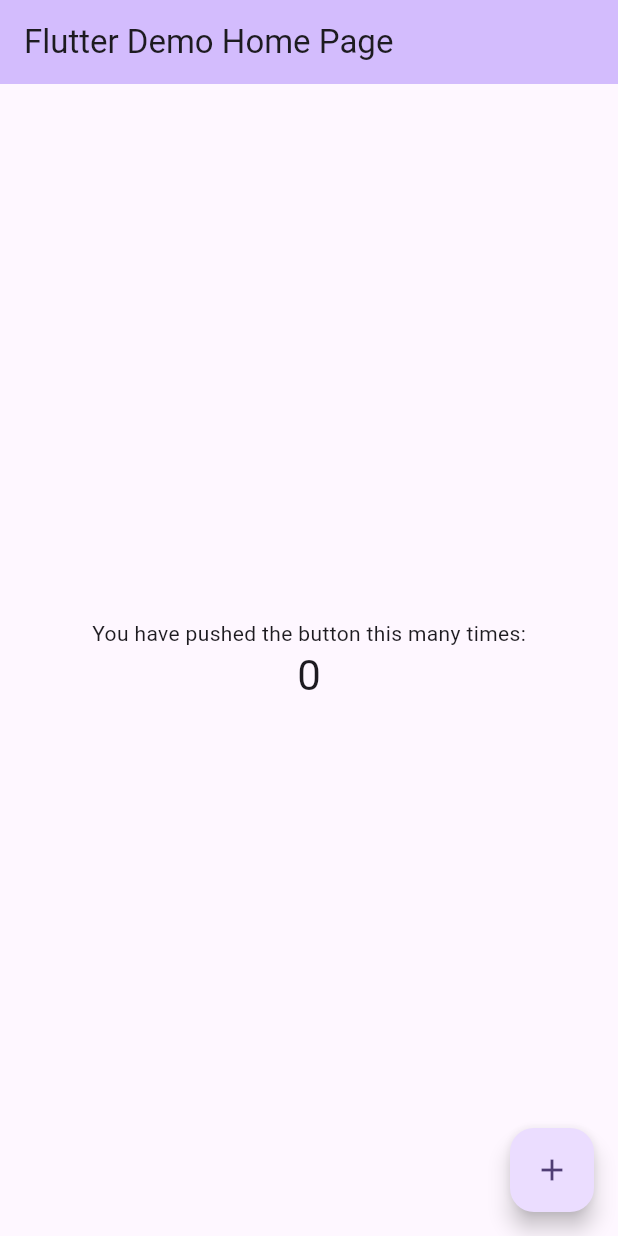
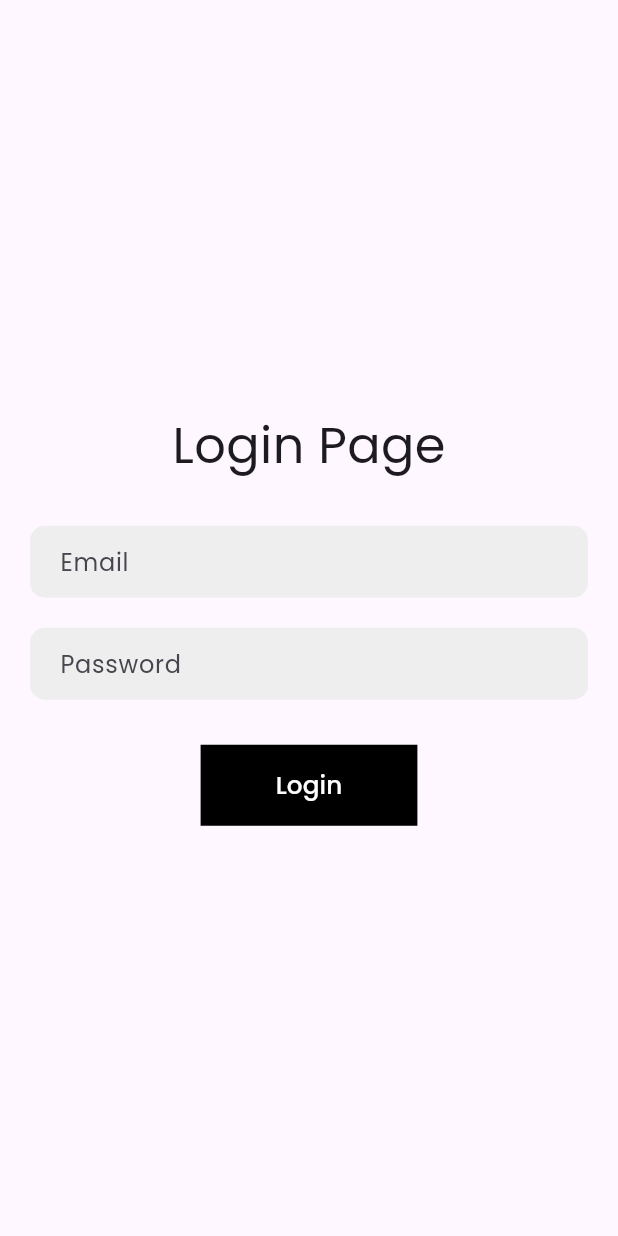
Before and after one commit to SitiMarfungahDwiLestari/SaranaHidayah, a Flutter app: the screen it shows after launch, on a phone screen of 412 x 824 dp. Run offline on Flutter 3.47's test engine with Material 3 defaults, Android fonts, the phone set to English and light mode, and no system bars; our stand-ins replace google_fonts.

Commit message:
membuat halaman login

```diff
--- a/lib/main.dart
+++ b/lib/main.dart
@@ -1,4 +1,5 @@
 import 'package:flutter/material.dart';
+import 'package:sarana_hidayah/screen/login_page.dart';
 
 void main() {
   runApp(const MyApp());
@@ -10,116 +11,10 @@ class MyApp extends StatelessWidget {
   // This widget is the root of your application.
   @override
   Widget build(BuildContext context) {
-    return MaterialApp(
-      title: 'Flutter Demo',
-      theme: ThemeData(
-        // This is the theme of your application.
-        //
-        // TRY THIS: Try running your application with "flutter run". You'll see
-        // the application has a purple toolbar. Then, without quitting the app,
-        // try changing the seedColor in the colorScheme below to Colors.green
-        // and then invoke "hot reload" (save your changes or press the "hot
-        // reload" button in a Flutter-supported IDE, or press "r" if you used
-        // the command line to start the app).
-        //
-        // Notice that the counter didn't reset back to zero; the application
-        // state is not lost during the reload. To reset the state, use hot
-        // restart instead.
-        //
-        // This works for code too, not just values: Most code changes can be
-        // tested with just a hot reload.
-        colorScheme: ColorScheme.fromSeed(seedColor: Colors.deepPurple),
-        useMaterial3: true,
-      ),
-      home: const MyHomePage(title: 'Flutter Demo Home Page'),
+    return const MaterialApp(
+      title: 'Sarana Hidayah',
+      debugShowCheckedModeBanner: false,
+      home: LoginPage(),
     );
   }
 }
-
-class MyHomePage extends StatefulWidget {
-  const MyHomePage({super.key, required this.title});
-
-  // This widget is the home page of your application. It is stateful, meaning
-  // that it has a State object (defined below) that contains fields that affect
-  // how it looks.
-
-  // This class is the configuration for the state. It holds the values (in this
-  // case the title) provided by the parent (in this case the App widget) and
-  // used by the build method of the State. Fields in a Widget subclass are
-  // always marked "final".
-
-  final String title;
-
-  @override
-  State<MyHomePage> createState() => _MyHomePageState();
-}
-
-class _MyHomePageState extends State<MyHomePage> {
-  int _counter = 0;
-
-  void _incrementCounter() {
-    setState(() {
-      // This call to setState tells the Flutter framework that something has
-      // changed in this State, which causes it to rerun the build method below
-      // so that the display can reflect the updated values. If we changed
-      // _counter without calling setState(), then the build method would not be
-      // called again, and so nothing would appear to happen.
-      _counter++;
-    });
-  }
-
-  @override
-  Widget build(BuildContext context) {
-    // This method is rerun every time setState is called, for instance as done
-    // by the _incrementCounter method above.
-    //
-    // The Flutter framework has been optimized to make rerunning build methods
-    // fast, so that you can just rebuild anything that needs updating rather
-    // than having to individually change instances of widgets.
-    return Scaffold(
-      appBar: AppBar(
-        // TRY THIS: Try changing the color here to a specific color (to
-        // Colors.amber, perhaps?) and trigger a hot reload to see the AppBar
-        // change color while the other colors stay the same.
-        backgroundColor: Theme.of(context).colorScheme.inversePrimary,
-        // Here we take the value from the MyHomePage object that was created by
-        // the App.build method, and use it to set our appbar title.
-        title: Text(widget.title),
-      ),
-      body: Center(
-        // Center is a layout widget. It takes a single child and positions it
-        // in the middle of the parent.
-        child: Column(
-          // Column is also a layout widget. It takes a list of children and
-          // arranges them vertically. By default, it sizes itself to fit its
-          // children horizontally, and tries to be as tall as its parent.
-          //
-          // Column has various properties to control how it sizes itself and
-          // how it positions its children. Here we use mainAxisAlignment to
-          // center the children vertically; the main axis here is the vertical
-          // axis because Columns are vertical (the cross axis would be
-          // horizontal).
-          //
-          // TRY THIS: Invoke "debug painting" (choose the "Toggle Debug Paint"
-          // action in the IDE, or press "p" in the console), to see the
-          // wireframe for each widget.
-          mainAxisAlignment: MainAxisAlignment.center,
-          children: <Widget>[
-            const Text(
-              'You have pushed the button this many times:',
-            ),
-            Text(
-              '$_counter',
-              style: Theme.of(context).textTheme.headlineMedium,
-            ),
-          ],
-        ),
-      ),
-      floatingActionButton: FloatingActionButton(
-        onPressed: _incrementCounter,
-        tooltip: 'Increment',
-        child: const Icon(Icons.add),
-      ), // This trailing comma makes auto-formatting nicer for build methods.
-    );
-  }
-}
--- /dev/null
+++ b/lib/screen/login_page.dart
@@ -0,0 +1,65 @@
+import 'package:flutter/material.dart';
+import 'package:google_fonts/google_fonts.dart';
+import 'package:sarana_hidayah/widgets/input_widget.dart';
+
+class LoginPage extends StatefulWidget {
+  const LoginPage({super.key});
+
+  @override
+  State<LoginPage> createState() => _LoginPageState();
+}
+
+class _LoginPageState extends State<LoginPage> {
+  final TextEditingController _emailController = TextEditingController();
+  final TextEditingController _passwordController = TextEditingController();
+
+  @override
+  Widget build(BuildContext context) {
+    var size = MediaQuery.of(context).size.width;
+    return Scaffold(
+        body: Padding(
+      padding: const EdgeInsets.symmetric(horizontal: 20.0),
+      child: Column(
+        mainAxisAlignment: MainAxisAlignment.center,
+        children: [
+          Text(
+            'Login Page',
+            style: GoogleFonts.poppins(fontSize: size * 0.080),
+          ),
+          SizedBox(
+            height: 30,
+          ),
+          InputWidget(
+            hintText: 'Email',
+            controller: _emailController,
+            obscuredText: false,
+          ),
+          SizedBox(
+            height: 20,
+          ),
+          InputWidget(
+            hintText: 'Password',
+            controller: _passwordController,
+            obscuredText: true,
+          ),
+          SizedBox(
+            height: 30,
+          ),
+          ElevatedButton(
+            style: ElevatedButton.styleFrom(
+                backgroundColor: Colors.black,
+                elevation: 0,
+                padding: EdgeInsets.symmetric(horizontal: 50, vertical: 15),
+                shape: RoundedRectangleBorder(borderRadius: BorderRadius.zero)),
+            onPressed: () {},
+            child: Text(
+              'Login',
+              style: GoogleFonts.poppins(
+                  fontSize: size * 0.040, color: Colors.white),
+            ),
+          )
+        ],
+      ),
+    ));
+  }
+}
--- /dev/null
+++ b/lib/widgets/input_widget.dart
@@ -0,0 +1,32 @@
+import 'package:flutter/material.dart';
+import 'package:google_fonts/google_fonts.dart';
+
+class InputWidget extends StatelessWidget {
+  const InputWidget({
+    super.key,
+    required this.hintText,
+    required this.controller,
+    required this.obscuredText,
+  });
+
+  final String hintText;
+  final TextEditingController controller;
+  final bool obscuredText;
+
+  @override
+  Widget build(BuildContext context) {
+    return Container(
+      child: TextField(
+          obscureText: obscuredText,
+          controller: controller,
+          decoration: InputDecoration(
+              border: InputBorder.none,
+              hintText: hintText,
+              hintStyle: GoogleFonts.poppins(),
+              contentPadding: EdgeInsets.symmetric(horizontal: 20))),
+      width: double.infinity,
+      decoration: BoxDecoration(
+          color: Colors.grey[200], borderRadius: BorderRadius.circular(10)),
+    );
+  }
+}
```
Also changed, not shown: pubspec.yaml (+3 -4 lines), pubspec.lock, 1 other file.
